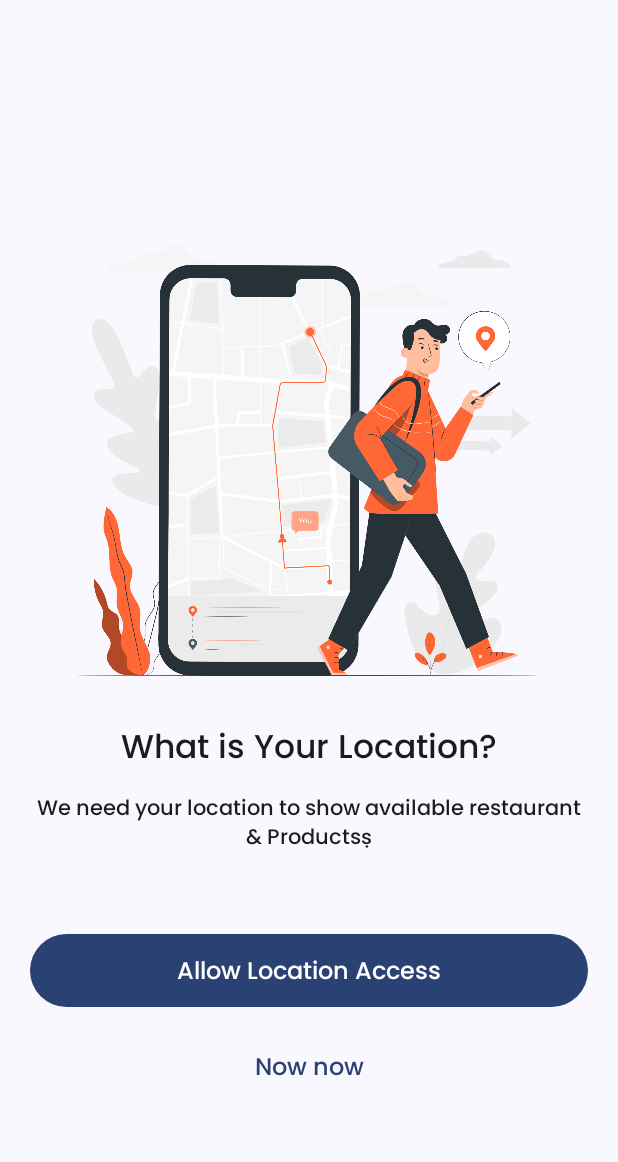
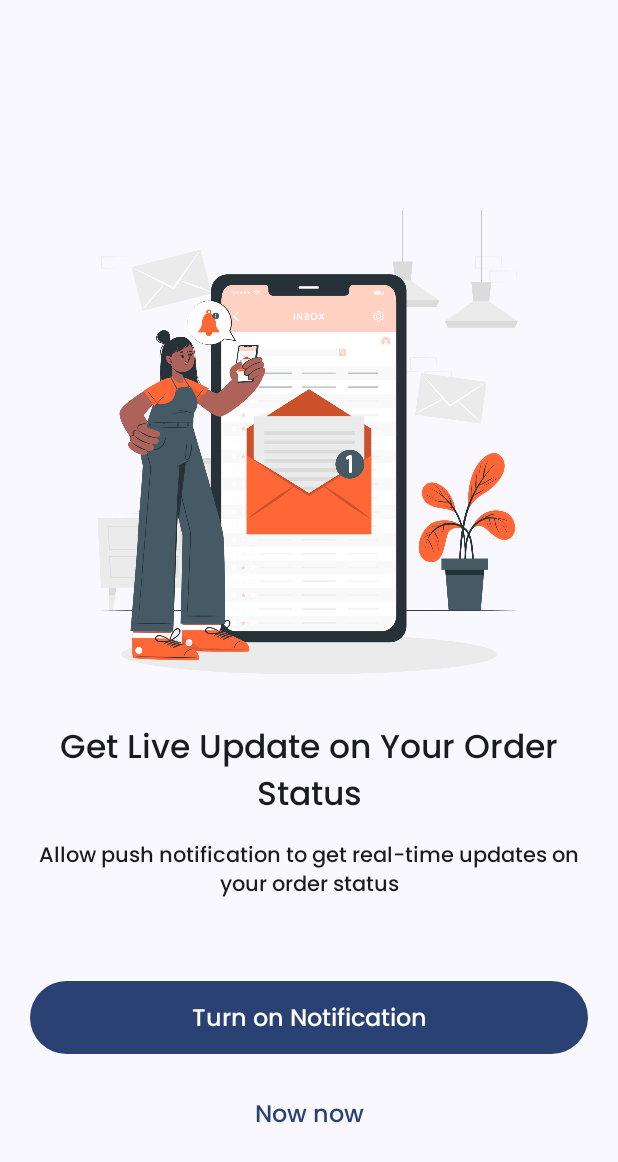
Before and after one commit to chiragpatel047/FoodExpressUserApp, an Android app built with Jetpack Compose: the EnableLoactionScreen screen opened through its navigation route, after a tap on "Allow Location Access", on a phone screen of 412 x 824 dp. Shown: the top 1162 px of the screen. Run offline under Robolectric (Android 15) with nearby library versions, the phone set to English and light mode, and no system bars.

Commit message:
allow-notification-screen-ui-1

```diff
--- a/app/src/main/java/com/foodapp/foodexpress/MainActivity.kt
+++ b/app/src/main/java/com/foodapp/foodexpress/MainActivity.kt
@@ -15,7 +15,9 @@ import androidx.navigation.compose.NavHost
 import androidx.navigation.compose.composable
 import androidx.navigation.compose.rememberNavController
 import com.foodapp.foodexpress.Screens.EnableLoactionScreen
+import com.foodapp.foodexpress.Screens.LiveUpdateScreen
 import com.foodapp.foodexpress.Screens.LoginScreen
+import com.foodapp.foodexpress.Screens.MainScreen
 import com.foodapp.foodexpress.Screens.OnBoardingScreen
 import com.foodapp.foodexpress.Screens.OtpScreen
 import com.foodapp.foodexpress.Screens.StarterScreen
@@ -56,6 +58,12 @@ class MainActivity : ComponentActivity() {
             composable(route = "enableLocation"){
                 EnableLoactionScreen(navController)
             }
+            composable(route = "liveUpdate"){
+                LiveUpdateScreen(navController)
+            }
+            composable(route = "main"){
+                MainScreen(navController)
+            }
         }
     }
 }
--- a/app/src/main/java/com/foodapp/foodexpress/Screens/EnableLocationScreen.kt
+++ b/app/src/main/java/com/foodapp/foodexpress/Screens/EnableLocationScreen.kt
@@ -30,18 +30,17 @@ fun EnableLoactionScreen(navController: NavController) {
         HeadingText(text = "What is Your Location?")
 
         Content2Text(
-            text = "We need your location to show available restaurant & Productsṣ",
+            text = "We need your location to show available restaurant & Products",
             textAlign = TextAlign.Center
         )
 
         Spacer(modifier = Modifier.padding(20.dp))
 
-
         OrangeRoundedButton(label = "Allow Location Access") {
-
+            navController.navigate("liveUpdate")
         }
         TransparentOrangeTextRoundedButton(label = "Now now") {
-
+            navController.navigate("liveUpdate")
         }
     }
 }
--- a/app/src/main/java/com/foodapp/foodexpress/Screens/LiveUpdateScreen.kt
+++ b/app/src/main/java/com/foodapp/foodexpress/Screens/LiveUpdateScreen.kt
@@ -1,8 +1,41 @@
 package com.foodapp.foodexpress.Screens
 
+import androidx.compose.foundation.layout.Column
+import androidx.compose.foundation.layout.Spacer
+import androidx.compose.foundation.layout.fillMaxSize
+import androidx.compose.foundation.layout.padding
 import androidx.compose.runtime.Composable
+import androidx.compose.ui.Modifier
+import androidx.compose.ui.text.style.TextAlign
+import androidx.compose.ui.unit.dp
+import androidx.navigation.NavController
+import com.foodapp.foodexpress.Components.Content2Text
+import com.foodapp.foodexpress.Components.HeadingText
+import com.foodapp.foodexpress.Components.OrangeRoundedButton
+import com.foodapp.foodexpress.Components.TransparentOrangeTextRoundedButton
+import com.foodapp.foodexpress.Components.subjectImage
+import com.foodapp.foodexpress.R
 
 @Composable
-fun LiveUpdateScreen(){
+fun LiveUpdateScreen(navController: NavController) {
+    Column(modifier = Modifier.fillMaxSize()) {
+        Spacer(modifier = Modifier.padding(50.dp))
+        subjectImage(image = R.drawable.liveupdateimage)
+        HeadingText(text = "Get Live Update on Your Order Status")
 
+        Content2Text(
+            text = "Allow push notification to get real-time updates on your order status",
+            textAlign = TextAlign.Center
+        )
+
+        Spacer(modifier = Modifier.padding(20.dp))
+
+        OrangeRoundedButton(label = "Turn on Notification") {
+            navController.navigate("main")
+
+        }
+        TransparentOrangeTextRoundedButton(label = "Now now") {
+            navController.navigate("main")
+        }
+    }
 }
--- /dev/null
+++ b/app/src/main/java/com/foodapp/foodexpress/Screens/MainScreen.kt
@@ -0,0 +1,9 @@
+package com.foodapp.foodexpress.Screens
+
+import androidx.compose.runtime.Composable
+import androidx.navigation.NavController
+
+@Composable
+fun MainScreen(navController: NavController){
+
+}
```
